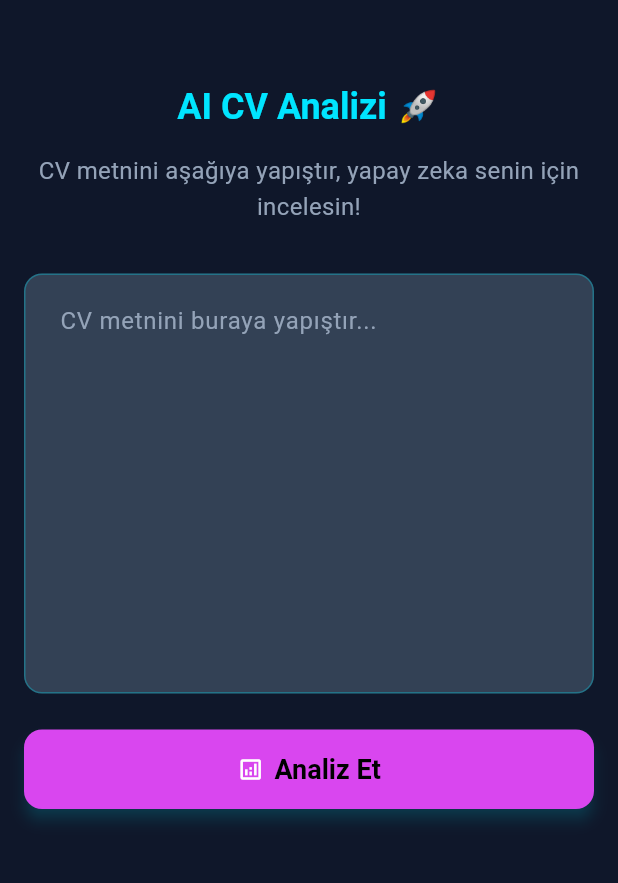
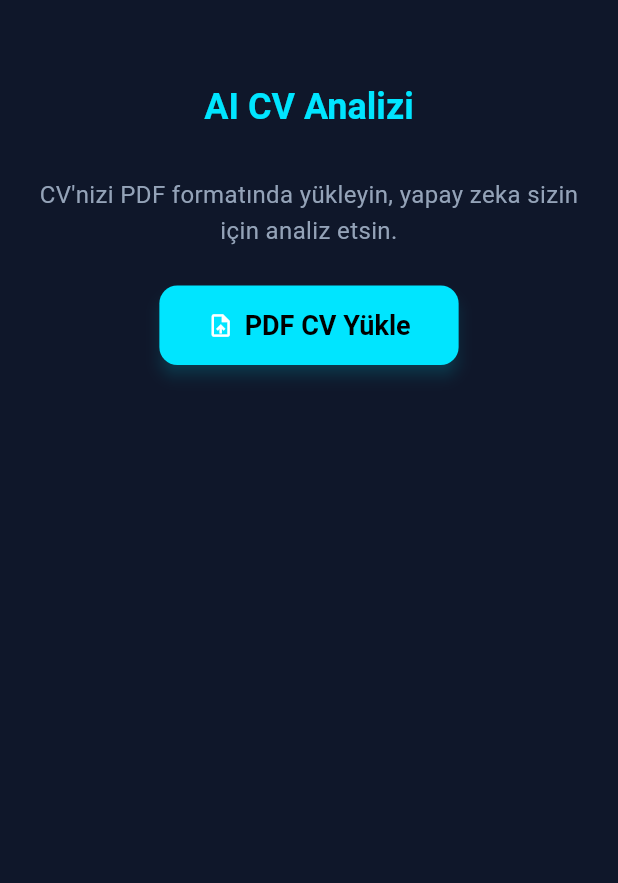
Before and after one commit to SevvalEnsarioglu/stajappflutter, a Flutter app: the CVAnalizPage screen opened by its route, on a phone screen of 412 x 824 dp, the part 76-959 px from its top. Run offline on Flutter 3.47's test engine with Material 3 defaults, Android fonts, the light colour scheme and no system bars; our stand-ins replace dio, file_picker; missing offline and left inert: syncfusion_flutter_pdf.

Commit message:
cv analizi eklendi

```diff
--- a/lib/pages/cv_analiz_page.dart
+++ b/lib/pages/cv_analiz_page.dart
@@ -3,6 +3,13 @@ import '../services/chat_service.dart';
 import '../config/theme.dart';
 import '../widgets/top_app_bar.dart';
 import '../widgets/common_drawer.dart';
+
+import 'dart:io';
+import 'package:flutter/foundation.dart' show kIsWeb;
+import 'package:file_picker/file_picker.dart';
+import 'package:syncfusion_flutter_pdf/pdf.dart';
+
+// ... (keep libraries)
 
 class CVAnalizPage extends StatefulWidget {
   const CVAnalizPage({super.key});
@@ -16,6 +23,53 @@ class _CVAnalizPageState extends State<CVAnalizPage> {
   final ChatService _chatService = ChatService();
   String? _result;
   bool _isLoading = false;
+
+  Future<void> _handlePdfUpload() async {
+    try {
+      FilePickerResult? result = await FilePicker.platform.pickFiles(
+        type: FileType.custom,
+        allowedExtensions: ['pdf'],
+      );
+
+      if (result != null) {
+        setState(() {
+          _isLoading = true;
+          _cvController.text = "PDF Okunuyor...";
+        });
+
+        String extractedText = '';
+        if (kIsWeb) {
+           // Web
+           final bytes = result.files.single.bytes!;
+           final PdfDocument document = PdfDocument(inputBytes: bytes);
+           extractedText = PdfTextExtractor(document).extractText();
+           document.dispose();
+        } else {
+           // Mobile/Desktop
+           final path = result.files.single.path!;
+           final File file = File(path);
+           final bytes = await file.readAsBytes();
+           final PdfDocument document = PdfDocument(inputBytes: bytes);
+           extractedText = PdfTextExtractor(document).extractText();
+           document.dispose();
+        }
+
+        setState(() {
+            _cvController.text = extractedText;
+            _isLoading = false;
+        });
+      }
+    } catch (e) {
+        setState(() {
+            _isLoading = false;
+            _cvController.text = "";
+        });
+        if (!mounted) return;
+        ScaffoldMessenger.of(context).showSnackBar(
+            SnackBar(content: Text('Dosya okuma hatası: $e'), backgroundColor: AppTheme.errorColor),
+        );
+    }
+  }
 
   Future<void> _handleAnalyze() async {
     final text = _cvController.text.trim();
@@ -63,7 +117,7 @@ class _CVAnalizPageState extends State<CVAnalizPage> {
               children: [
                 const SizedBox(height: 20),
                 Text(
-                  'AI CV Analizi 🚀',
+                  'AI CV Analizi',
                   style: Theme.of(context).textTheme.headlineMedium?.copyWith(
                         color: AppTheme.primaryColor,
                         fontWeight: FontWeight.bold,
@@ -71,30 +125,38 @@ class _CVAnalizPageState extends State<CVAnalizPage> {
                   textAlign: TextAlign.center,
                 ),
                 const SizedBox(height: 16),
+                const SizedBox(height: 16),
                 const Text(
-                  'CV metnini aşağıya yapıştır, yapay zeka senin için incelesin!',
+                  "CV'nizi PDF formatında yükleyin, yapay zeka sizin için analiz etsin.",
                   textAlign: TextAlign.center,
                   style: TextStyle(color: AppTheme.textSecondary, fontSize: 16),
                 ),
-                const SizedBox(height: 32),
-                TextField(
-                  controller: _cvController,
-                  maxLines: 10,
-                  style: const TextStyle(color: AppTheme.textPrimary),
-                  decoration: InputDecoration(
-                    hintText: 'CV metnini buraya yapıştır...',
-                    hintStyle: const TextStyle(color: AppTheme.textSecondary),
-                    filled: true,
-                    fillColor: AppTheme.surfaceLight,
-                    border: OutlineInputBorder(
-                      borderRadius: BorderRadius.circular(12),
-                      borderSide: const BorderSide(color: AppTheme.primaryColor),
+
+                 const SizedBox(height: 24),
+                 Center(
+                   child: ElevatedButton.icon(
+                      onPressed: _isLoading ? null : _handlePdfUpload,
+                      icon: const Icon(Icons.upload_file, color: Colors.white),
+                      label: const Text('PDF CV Yükle'),
+                      style: ElevatedButton.styleFrom(
+                        backgroundColor: AppTheme.primaryColor,
+                        padding: const EdgeInsets.symmetric(horizontal: 32, vertical: 16),
+                        shape: RoundedRectangleBorder(borderRadius: BorderRadius.circular(12)),
+                        textStyle: const TextStyle(fontSize: 18, fontWeight: FontWeight.bold),
                       ),
-                    enabledBorder: OutlineInputBorder(
-                      borderRadius: BorderRadius.circular(12),
-                      borderSide:
-                          BorderSide(color: AppTheme.primaryColor.withOpacity(0.3)),
                    ),
+                 ),
+
+                if (_cvController.text.isNotEmpty && !_isLoading && !_cvController.text.startsWith('PDF')) ...[
+                     const SizedBox(height: 16),
+                     const Center(
+                         child: Row(
+                             mainAxisSize: MainAxisSize.min,
+                             children: [
+                                 Icon(Icons.check_circle, color: Colors.green),
+                                 SizedBox(width: 8),
+                                 Text("PDF Başarıyla Okundu", style: TextStyle(color: Colors.green, fontWeight: FontWeight.bold)),
+                             ],
                          ),
                      ),
                      const SizedBox(height: 24),
@@ -108,7 +170,7 @@ class _CVAnalizPageState extends State<CVAnalizPage> {
                                   strokeWidth: 2, color: Colors.white),
                             )
                           : const Icon(Icons.analytics_outlined, color: Colors.white),
-                  label: Text(_isLoading ? 'Analiz Ediliyor...' : 'Analiz Et'),
+                      label: Text(_isLoading ? 'Analiz Ediliyor...' : 'Analizi Başlat'),
                       style: ElevatedButton.styleFrom(
                         padding: const EdgeInsets.symmetric(vertical: 16),
                         backgroundColor: AppTheme.secondaryColor,
@@ -119,6 +181,7 @@ class _CVAnalizPageState extends State<CVAnalizPage> {
                             const TextStyle(fontSize: 18, fontWeight: FontWeight.bold),
                       ),
                     ),
+                ],
                 if (_result != null) ...[
                   const SizedBox(height: 32),
                   Container(
--- a/pubspec.yaml
+++ b/pubspec.yaml
@@ -36,6 +36,8 @@ dependencies:
   cupertino_icons: ^1.0.8
   dio: ^5.7.0
   google_fonts: ^6.3.3
+  file_picker: ^8.1.1
+  syncfusion_flutter_pdf: ^28.1.33
 
 dev_dependencies:
   flutter_test:
```
Also changed, not shown: pubspec.lock, 1 other file. Lines whose indentation alone changed are shown as unchanged.
